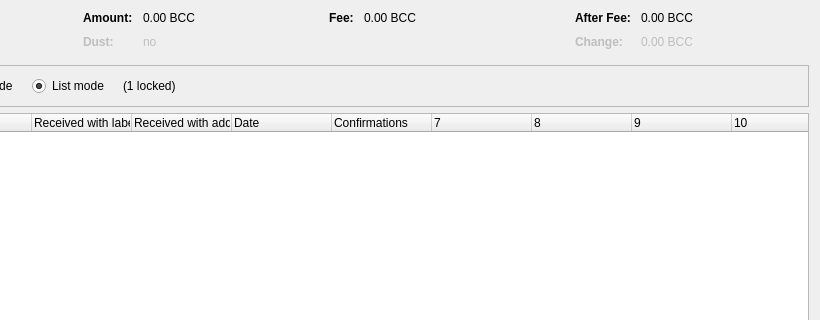
Above: src/qt/forms/coincontroldialog.ui from TuringBitChain/TBCNODE before the change; both pictures show x 180 to 1000 and y 0 to 320 of the 1000 by 500 pixel window. Below: the same form after it.
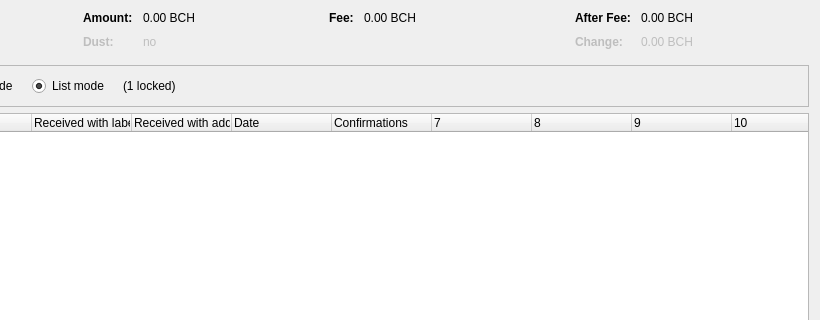
That is the form after the change. Custom widgets are drawn as their Qt base class.

Diff of the .ui file:
```diff
--- a/src/qt/forms/coincontroldialog.ui
+++ b/src/qt/forms/coincontroldialog.ui
@@ -132,7 +132,7 @@
           <enum>Qt::ActionsContextMenu</enum>
          </property>
          <property name="text">
-          <string notr="true">0.00 BCC</string>
+          <string notr="true">0.00 BCH</string>
          </property>
          <property name="textInteractionFlags">
           <set>Qt::LinksAccessibleByMouse|Qt::TextSelectableByKeyboard|Qt::TextSelectableByMouse</set>
@@ -212,7 +212,7 @@
           <enum>Qt::ActionsContextMenu</enum>
          </property>
          <property name="text">
-          <string notr="true">0.00 BCC</string>
+          <string notr="true">0.00 BCH</string>
          </property>
          <property name="textInteractionFlags">
           <set>Qt::LinksAccessibleByMouse|Qt::TextSelectableByKeyboard|Qt::TextSelectableByMouse</set>
@@ -257,7 +257,7 @@
           <enum>Qt::ActionsContextMenu</enum>
          </property>
          <property name="text">
-          <string notr="true">0.00 BCC</string>
+          <string notr="true">0.00 BCH</string>
          </property>
          <property name="textInteractionFlags">
           <set>Qt::LinksAccessibleByMouse|Qt::TextSelectableByKeyboard|Qt::TextSelectableByMouse</set>
@@ -292,7 +292,7 @@
           <enum>Qt::ActionsContextMenu</enum>
          </property>
          <property name="text">
-          <string notr="true">0.00 BCC</string>
+          <string notr="true">0.00 BCH</string>
          </property>
          <property name="textInteractionFlags">
           <set>Qt::LinksAccessibleByMouse|Qt::TextSelectableByKeyboard|Qt::TextSelectableByMouse</set>
```
